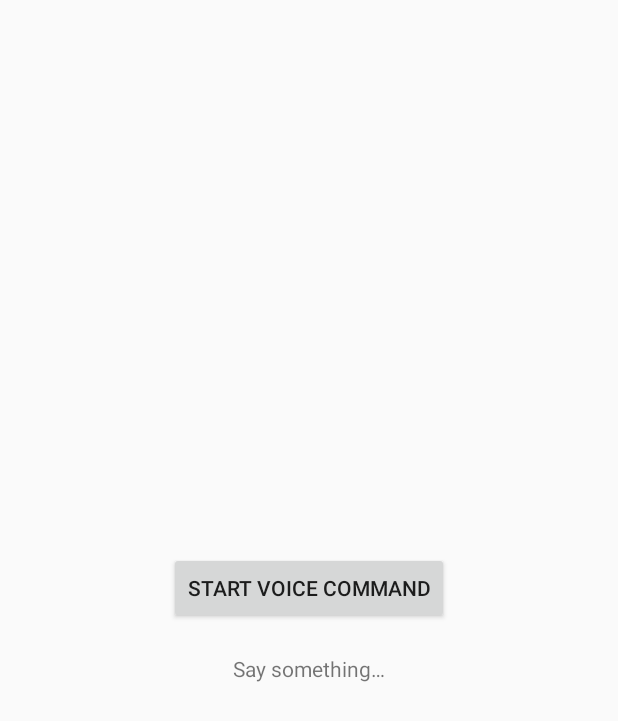
After one commit to Scotasloth/Plusha-Bot-Assistant, an Android app built with Jetpack Compose: the layout activity_main.xml on its own in the app's theme, with its tools: preview values and no code run, on a phone screen of 412 x 824 dp. The commit adds this screen. Shown: the top 721 px of the screen. Run offline under Robolectric (Android 15) with nearby library versions, the phone set to English and light mode, and no system bars.

Commit message:
Set up initial code

```diff
--- a/app/build.gradle.kts
+++ b/app/build.gradle.kts
@@ -56,6 +56,10 @@ dependencies {
     implementation(libs.androidx.ui.graphics)
     implementation(libs.androidx.ui.tooling.preview)
     implementation(libs.androidx.material3)
+    implementation("androidx.appcompat:appcompat:1.6.1")
+    implementation("androidx.constraintlayout:constraintlayout:2.1.4")
+    implementation("org.jetbrains.kotlin:kotlin-stdlib:1.9.0")
+    implementation("androidx.lifecycle:lifecycle-runtime-ktx:2.6.1")
     testImplementation(libs.junit)
     androidTestImplementation(libs.androidx.junit)
     androidTestImplementation(libs.androidx.espresso.core)
--- a/app/src/main/AndroidManifest.xml
+++ b/app/src/main/AndroidManifest.xml
@@ -1,6 +1,8 @@
 <?xml version="1.0" encoding="utf-8"?>
 <manifest xmlns:android="http://schemas.android.com/apk/res/android"
     xmlns:tools="http://schemas.android.com/tools">
+    <uses-permission android:name="android.permission.INTERNET" />
+    <uses-permission android:name="android.permission.ACCESS_NETWORK_STATE" />
 
     <application
         android:allowBackup="true"
--- /dev/null
+++ b/app/src/main/res/layout/activity_main.xml
@@ -0,0 +1,23 @@
+<?xml version="1.0" encoding="utf-8"?>
+<LinearLayout xmlns:android="http://schemas.android.com/apk/res/android"
+    android:layout_width="match_parent"
+    android:layout_height="match_parent"
+    android:orientation="vertical"
+    android:gravity="center"
+    android:padding="16dp">
+
+    <!-- Button to start the voice recognition, using string resource -->
+    <Button
+        android:id="@+id/startButton"
+        android:layout_width="wrap_content"
+        android:layout_height="wrap_content"
+        android:text="@string/start_voice_command" />
+
+    <!-- TextView to show the recognized speech -->
+    <TextView
+        android:id="@+id/textView"
+        android:layout_width="wrap_content"
+        android:layout_height="wrap_content"
+        android:text="@string/initial_text"
+        android:paddingTop="20dp" />
+</LinearLayout>
--- a/app/src/main/res/values/strings.xml
+++ b/app/src/main/res/values/strings.xml
@@ -1,3 +1,9 @@
 <resources>
     <string name="app_name">Plusha Bot</string>
+    <string name="start_voice_command">Start Voice Command</string>
+    <string name="initial_text">Say something&#8230;</string>
+    <string name="weather_fetching">Fetching weather&#8230;</string>
+    <string name="joke_fetching">Fetching a joke&#8230;</string>
+    <string name="error_no_speech">No speech detected</string>
+    <string name="error_speech_recognition">Speech recognition not supported</string>
 </resources>
```
Also changed, not shown: app/src/main/java/com/example/plushabot/MainActivity.kt (+94 -23 lines).
